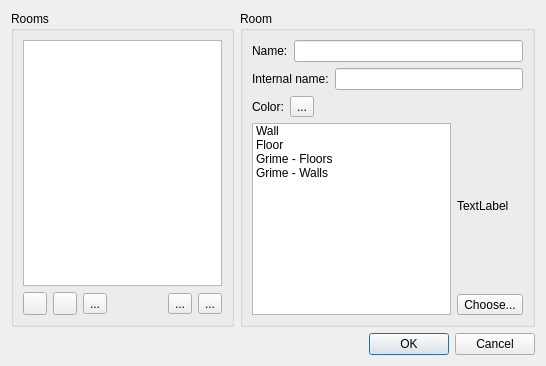
The window that src/tiled/BuildingEditor/roomsdialog.ui (timbaker/tiled) describes before a commit, drawn with Qt 5.
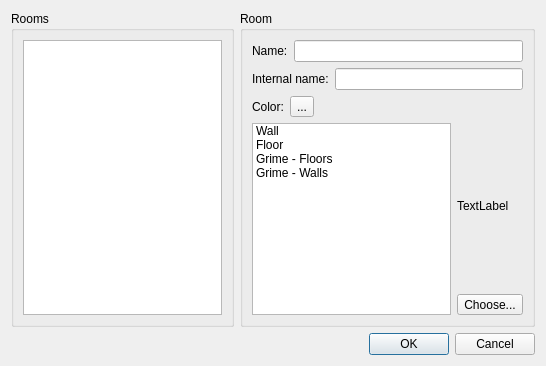
The same window after the commit. Icons and pictures are not drawn. Custom widgets are drawn as their Qt base class.

Commit message: Use QToolBar in floors/rooms/templates dialogs instead of QToolButton.

Diff of the .ui file:
```diff
--- a/src/tiled/BuildingEditor/roomsdialog.ui
+++ b/src/tiled/BuildingEditor/roomsdialog.ui
@@ -24,100 +24,7 @@
        <widget class="QListWidget" name="listWidget"/>
       </item>
       <item>
-       <layout class="QHBoxLayout" name="horizontalLayout">
-        <item>
-         <widget class="QToolButton" name="add">
-          <property name="toolTip">
-           <string>Add a new room</string>
-          </property>
-          <property name="icon">
-           <iconset resource="../tiled.qrc">
-            <normaloff>:/images/22x22/add.png</normaloff>:/images/22x22/add.png</iconset>
-          </property>
-          <property name="toolButtonStyle">
-           <enum>Qt::ToolButtonFollowStyle</enum>
-          </property>
-         </widget>
-        </item>
-        <item>
-         <widget class="QToolButton" name="remove">
-          <property name="toolTip">
-           <string>Remove the selected room</string>
-          </property>
-          <property name="icon">
-           <iconset resource="../tiled.qrc">
-            <normaloff>:/images/22x22/remove.png</normaloff>:/images/22x22/remove.png</iconset>
-          </property>
-          <property name="toolButtonStyle">
-           <enum>Qt::ToolButtonFollowStyle</enum>
-          </property>
-         </widget>
-        </item>
-        <item>
-         <widget class="QToolButton" name="duplicate">
-          <property name="toolTip">
-           <string>Duplicate the selected room</string>
-          </property>
-          <property name="text">
-           <string>...</string>
-          </property>
-          <property name="icon">
-           <iconset resource="../tiled.qrc">
-            <normaloff>:/images/16x16/stock-duplicate-16.png</normaloff>:/images/16x16/stock-duplicate-16.png</iconset>
-          </property>
-          <property name="toolButtonStyle">
-           <enum>Qt::ToolButtonFollowStyle</enum>
-          </property>
-         </widget>
-        </item>
-        <item>
-         <spacer name="horizontalSpacer">
-          <property name="orientation">
-           <enum>Qt::Horizontal</enum>
-          </property>
-          <property name="sizeHint" stdset="0">
-           <size>
-            <width>40</width>
-            <height>20</height>
-           </size>
-          </property>
-         </spacer>
-        </item>
-        <item>
-         <widget class="QToolButton" name="moveUp">
-          <property name="toolTip">
-           <string>Move room up</string>
-          </property>
-          <property name="text">
-           <string>...</string>
-          </property>
-          <property name="icon">
-           <iconset resource="../tiled.qrc">
-            <normaloff>:/images/16x16/go-up.png</normaloff>:/images/16x16/go-up.png</iconset>
-          </property>
-          <property name="toolButtonStyle">
-           <enum>Qt::ToolButtonFollowStyle</enum>
-          </property>
-         </widget>
-        </item>
-        <item>
-         <widget class="QToolButton" name="moveDown">
-          <property name="toolTip">
-           <string>Move room down</string>
-          </property>
-          <property name="text">
-           <string>...</string>
-          </property>
-          <property name="icon">
-           <iconset resource="../tiled.qrc">
-            <normaloff>:/images/16x16/go-down.png</normaloff>:/images/16x16/go-down.png</iconset>
-          </property>
-          <property name="toolButtonStyle">
-           <enum>Qt::ToolButtonFollowStyle</enum>
-          </property>
-         </widget>
-        </item>
-       </layout>
+       <layout class="QHBoxLayout" name="toolBarLayout"/>
       </item>
      </layout>
     </widget>
```
Left out of the diff: 60 changed lines with no effect on the pictures. The commit also changes 5 other files.
